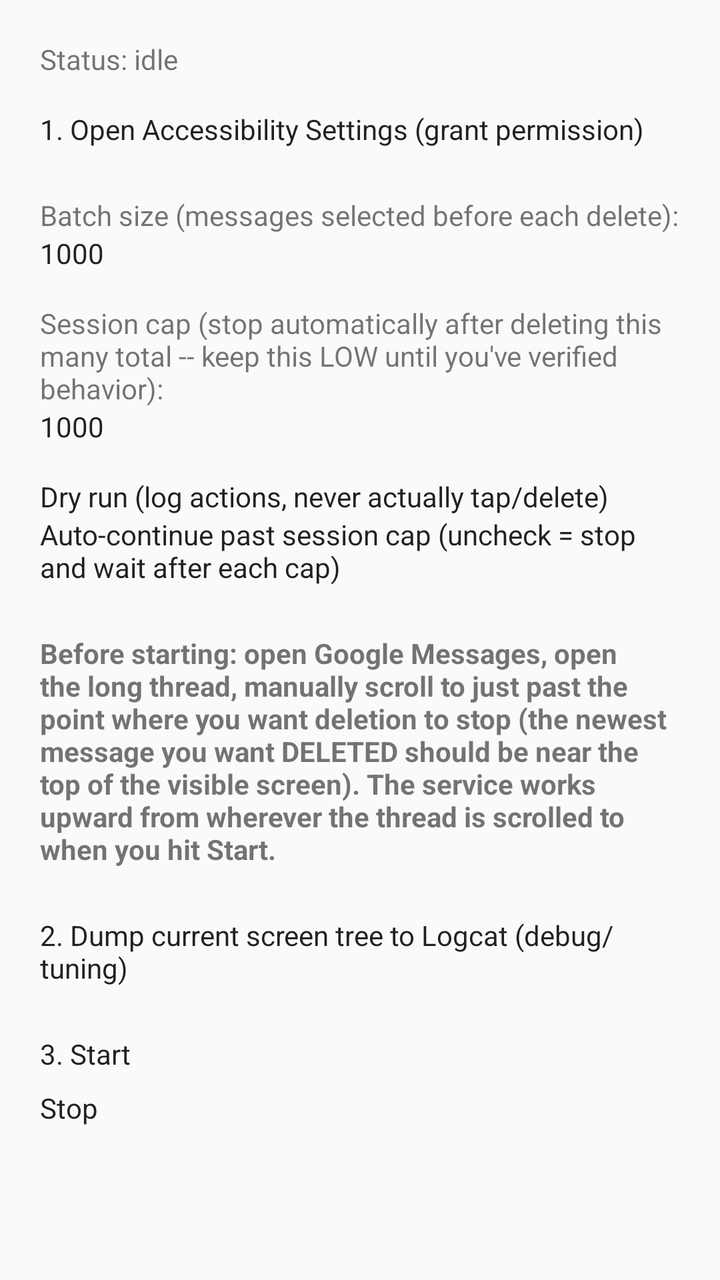
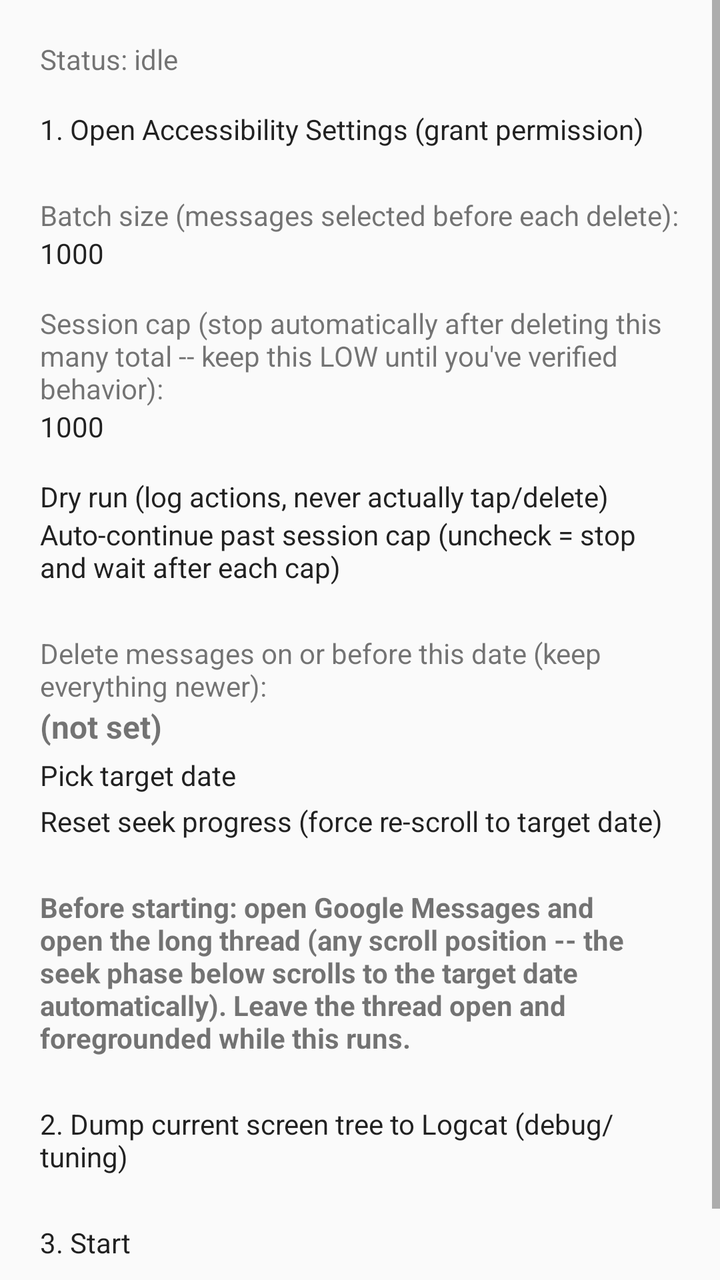

An Android layout rendered at two revisions. The XML below is the earlier revision; the diff shows what the commit changed to produce the second picture.
<!-- AndroidManifest.xml: application theme Theme.SMSCleaner -->
<!-- res/layout/activity_main.xml -->
<?xml version="1.0" encoding="utf-8"?>
<ScrollView xmlns:android="http://schemas.android.com/apk/res/android"
    android:layout_width="match_parent"
    android:layout_height="match_parent">

    <LinearLayout
        android:layout_width="match_parent"
        android:layout_height="wrap_content"
        android:orientation="vertical"
        android:padding="20dp">

        <TextView
            android:id="@+id/statusText"
            android:layout_width="match_parent"
            android:layout_height="wrap_content"
            android:textSize="14sp"
            android:paddingBottom="16dp"
            android:text="Status: idle" />

        <Button
            android:id="@+id/openAccessibilitySettingsButton"
            android:layout_width="match_parent"
            android:layout_height="wrap_content"
            android:text="1. Open Accessibility Settings (grant permission)" />

        <TextView
            android:layout_width="match_parent"
            android:layout_height="wrap_content"
            android:paddingTop="24dp"
            android:text="Batch size (messages selected before each delete):" />
        <EditText
            android:id="@+id/batchSizeInput"
            android:layout_width="match_parent"
            android:layout_height="wrap_content"
            android:inputType="number"
            android:text="1000" />

        <TextView
            android:layout_width="match_parent"
            android:layout_height="wrap_content"
            android:paddingTop="16dp"
            android:text="Session cap (stop automatically after deleting this many total -- keep this LOW until you've verified behavior):" />
        <EditText
            android:id="@+id/sessionCapInput"
            android:layout_width="match_parent"
            android:layout_height="wrap_content"
            android:inputType="number"
            android:text="1000" />

        <CheckBox
            android:id="@+id/dryRunCheckbox"
            android:layout_width="match_parent"
            android:layout_height="wrap_content"
            android:paddingTop="16dp"
            android:checked="true"
            android:text="Dry run (log actions, never actually tap/delete)" />

        <CheckBox
            android:id="@+id/autoContinueCheckbox"
            android:layout_width="match_parent"
            android:layout_height="wrap_content"
            android:checked="false"
            android:text="Auto-continue past session cap (uncheck = stop and wait after each cap)" />

        <TextView
            android:layout_width="match_parent"
            android:layout_height="wrap_content"
            android:paddingTop="24dp"
            android:textStyle="bold"
            android:text="Before starting: open Google Messages, open the long thread, manually scroll to just past the point where you want deletion to stop (the newest message you want DELETED should be near the top of the visible screen). The service works upward from wherever the thread is scrolled to when you hit Start." />

        <Button
            android:id="@+id/dumpTreeButton"
            android:layout_width="match_parent"
            android:layout_height="wrap_content"
            android:layout_marginTop="24dp"
            android:text="2. Dump current screen tree to Logcat (debug/tuning)" />

        <Button
            android:id="@+id/startButton"
            android:layout_width="match_parent"
            android:layout_height="wrap_content"
            android:layout_marginTop="24dp"
            android:text="3. Start" />

        <Button
            android:id="@+id/stopButton"
            android:layout_width="match_parent"
            android:layout_height="wrap_content"
            android:layout_marginTop="8dp"
            android:text="Stop" />

    </LinearLayout>
</ScrollView>
<!-- resources referenced by this layout -->
<resources>
  <style name="Theme.SMSCleaner" parent="android:Theme.Material.Light" />
</resources>

<!-- the commit's change to res/layout/activity_main.xml (unified diff, before → after) -->
@@ -66,8 +66,33 @@
             android:layout_width="match_parent"
             android:layout_height="wrap_content"
             android:paddingTop="24dp"
+            android:text="Delete messages on or before this date (keep everything newer):" />
+        <TextView
+            android:id="@+id/targetDateText"
+            android:layout_width="match_parent"
+            android:layout_height="wrap_content"
             android:textStyle="bold"
-            android:text="Before starting: open Google Messages, open the long thread, manually scroll to just past the point where you want deletion to stop (the newest message you want DELETED should be near the top of the visible screen). The service works upward from wherever the thread is scrolled to when you hit Start." />
+            android:textSize="16sp"
+            android:text="(not set)" />
+        <Button
+            android:id="@+id/pickDateButton"
+            android:layout_width="match_parent"
+            android:layout_height="wrap_content"
+            android:layout_marginTop="4dp"
+            android:text="Pick target date" />
+        <Button
+            android:id="@+id/resetSeekButton"
+            android:layout_width="match_parent"
+            android:layout_height="wrap_content"
+            android:layout_marginTop="4dp"
+            android:text="Reset seek progress (force re-scroll to target date)" />
+
+        <TextView
+            android:layout_width="match_parent"
+            android:layout_height="wrap_content"
+            android:paddingTop="24dp"
+            android:textStyle="bold"
+            android:text="Before starting: open Google Messages and open the long thread (any scroll position -- the seek phase below scrolls to the target date automatically). Leave the thread open and foregrounded while this runs." />
 
         <Button
             android:id="@+id/dumpTreeButton"
